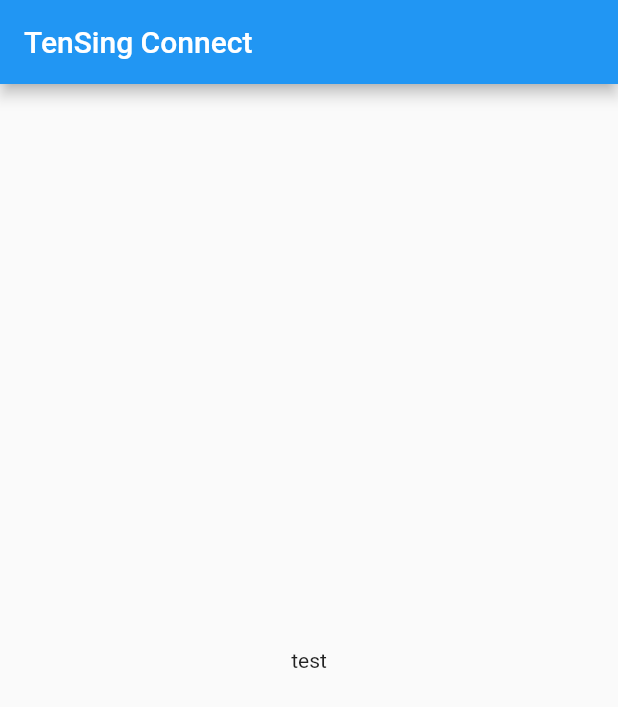
After one commit to JuKu/ts-connect-app, a Flutter app: the screen it shows after launch, on a phone screen of 412 x 824 dp. The commit adds this screen. Shown: the top 707 px of the screen. Run offline on Flutter 3.47's test engine with Material 2 defaults, Android fonts, the phone set to English and light mode, and no system bars.

Commit message:
Add LoginActivity

```diff
--- a/lib/main.dart
+++ b/lib/main.dart
@@ -1,4 +1,5 @@
 import 'package:flutter/material.dart';
+import 'package:ts_connect_app/presentation/login/login_activity.dart';
 
 void main() {
   runApp(const MyApp());
@@ -9,16 +10,8 @@
 
   @override
   Widget build(BuildContext context) {
-    return MaterialApp(
-      home: Scaffold(
-        appBar: AppBar(
-            title: const Text("TenSing Connect")
-        ),
-        body: const Center(
-          child:
-          Text("test"),
-        ),
-      ),
+    return const MaterialApp(
+      home: LoginActivity()
     );
   }
 }
--- /dev/null
+++ b/lib/presentation/login/login_activity.dart
@@ -0,0 +1,25 @@
+import 'package:flutter/material.dart';
+
+/**
+ * the login activity, where the user can login or register.
+ *
+ * @author Justin Kuenzel
+ */
+class LoginActivity extends StatelessWidget {
+  const LoginActivity({Key? key}) : super(key: key);
+
+  @override
+  Widget build(BuildContext context) {
+    return MaterialApp(
+      home: Scaffold(
+        appBar: AppBar(
+            title: const Text("TenSing Connect")
+        ),
+        body: const Center(
+          child:
+          Text("test"),
+        ),
+      ),
+    );
+  }
+}
```
